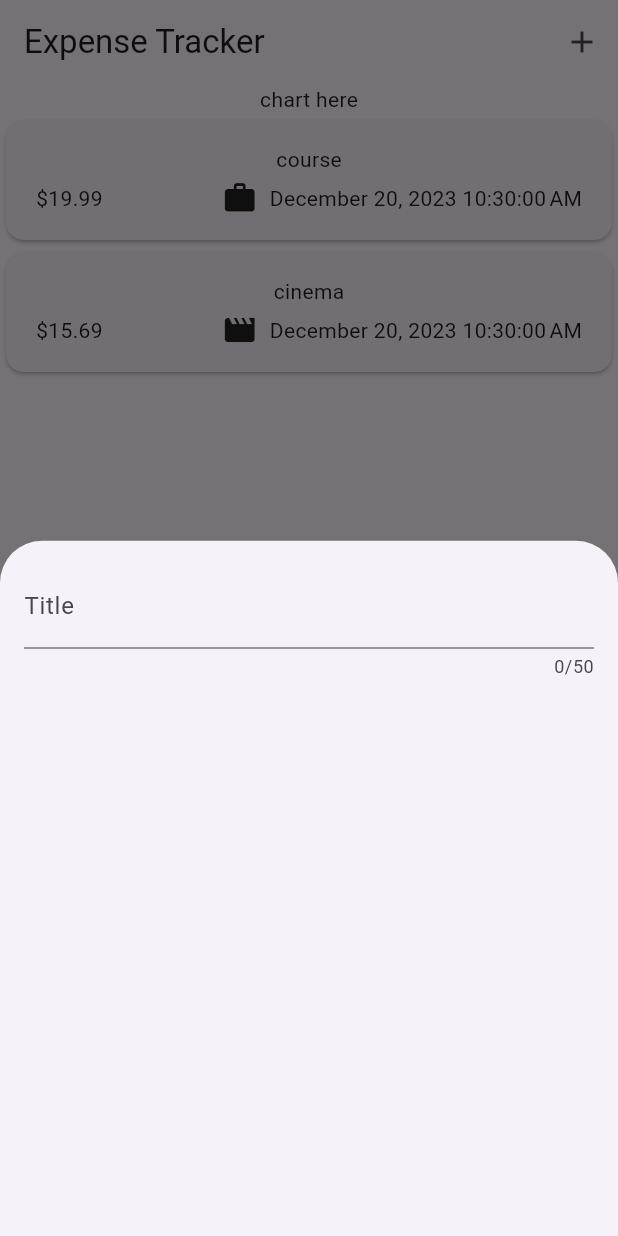
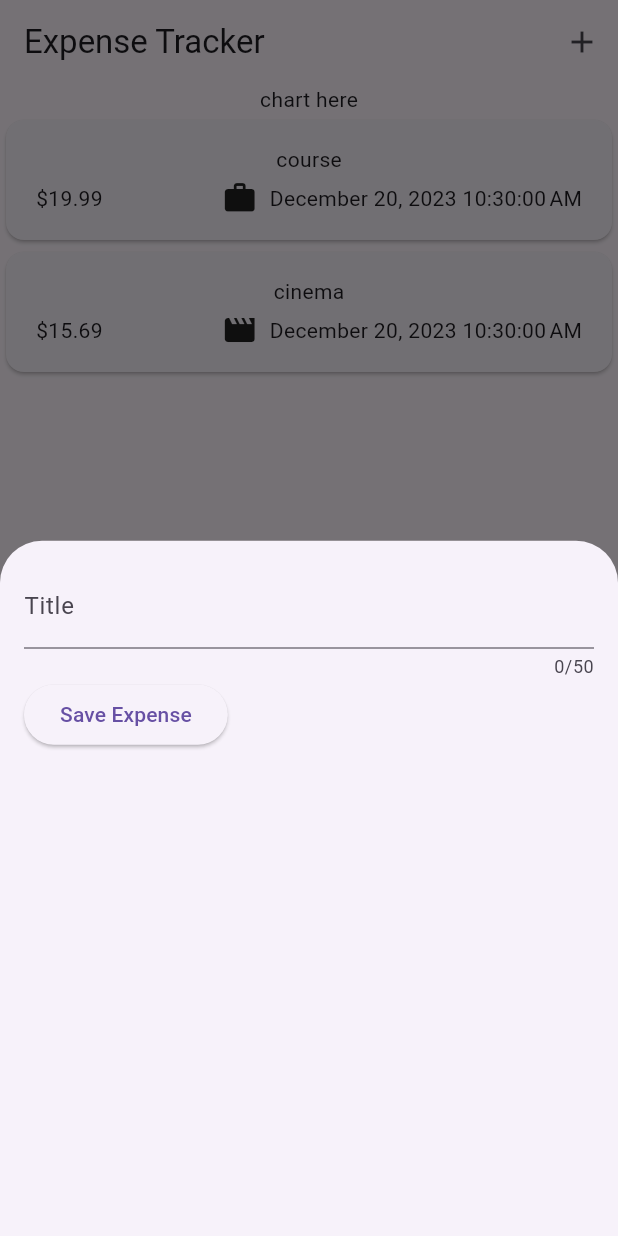
Before and after one commit to My-Own-Personal-Test/expense_app, a Flutter app: the screen it shows after launch, after a tap on the "add" icon, on a phone screen of 412 x 824 dp. Run offline on Flutter 3.47's test engine with Material 3 defaults, Android fonts, the phone set to English and light mode, and no system bars.

Commit message:
feat: user can input text into input text

```diff
--- a/lib/widgets/new_expense.dart
+++ b/lib/widgets/new_expense.dart
@@ -10,18 +10,31 @@ class NewExpense extends StatefulWidget {
 }
 
 class _NewExpanseState extends State<NewExpense> {
+  var _enteredTitle = '';
+
+  void _saveTitleInput(String inputValue) => _enteredTitle = inputValue;
+
   @override
   Widget build(BuildContext context) {
-    return const Padding(
-      padding: EdgeInsets.all(16),
+    return Padding(
+      padding: const EdgeInsets.all(16),
       child: Column(
         children: [
           TextField(
             maxLength: 50,
-            decoration: InputDecoration(
+            onChanged: _saveTitleInput,
+            decoration: const InputDecoration(
               label: Text('Title'),
             ),
           ),
+          Row(
+            children: [
+              ElevatedButton(
+                onPressed: () => print(_enteredTitle),
+                child: const Text('Save Expense'),
+              )
+            ],
+          )
         ],
       ),
     );
```
